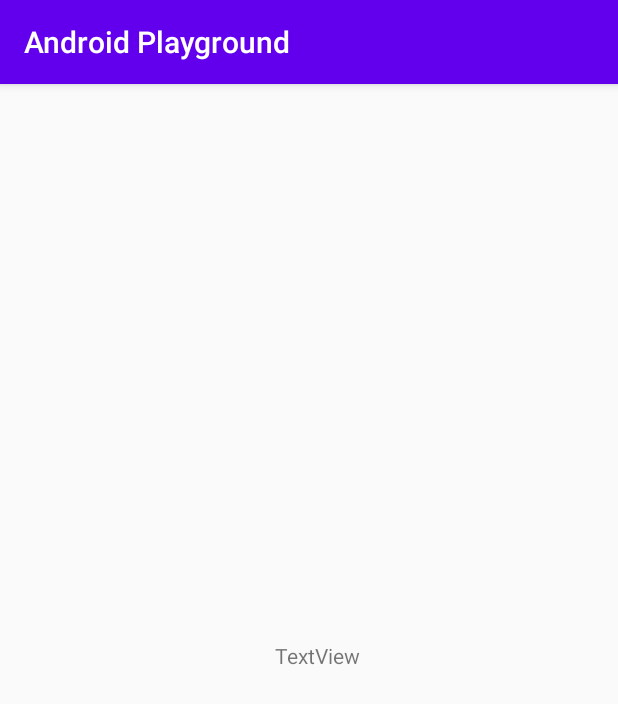
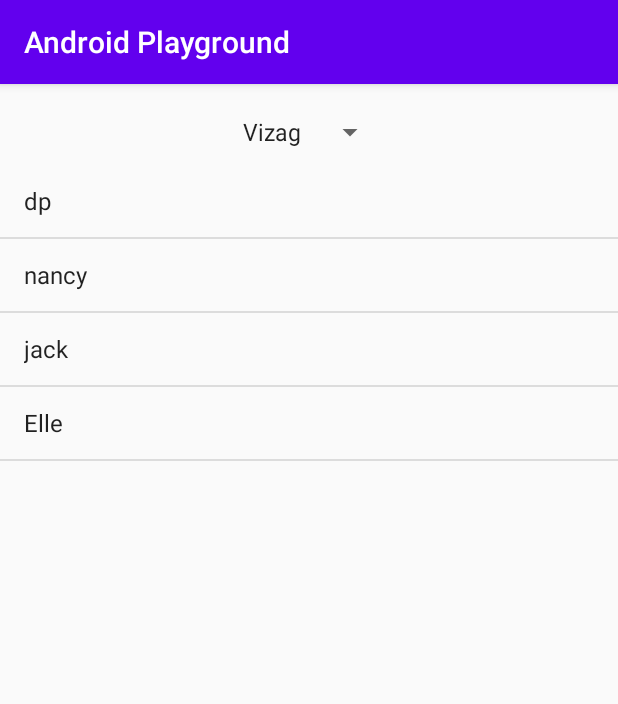
Before and after one commit to durgaprasadmamidi/AndroidPlayground, an Android app: the screen it shows after launch (MainActivity), on a phone screen of 412 x 824 dp. Shown: the top 704 px of the screen. Run offline under Robolectric (Android 15) with nearby library versions, the light colour scheme and no system bars.

Commit message:
Spinner completed

```diff
--- a/app/src/main/java/com/durgaprasad/androidplayground/MainActivity.java
+++ b/app/src/main/java/com/durgaprasad/androidplayground/MainActivity.java
@@ -3,12 +3,43 @@ package com.durgaprasad.androidplayground;
 import androidx.appcompat.app.AppCompatActivity;
 
 import android.os.Bundle;
+import android.view.View;
+import android.widget.AdapterView;
+import android.widget.ArrayAdapter;
+import android.widget.ListView;
+import android.widget.Spinner;
+import android.widget.Toast;
+
+import java.util.ArrayList;
+import java.util.Arrays;
 
 public class MainActivity extends AppCompatActivity {
+
+    private ListView listView;
+    private Spinner spinner;
 
     @Override
     protected void onCreate(Bundle savedInstanceState) {
         super.onCreate(savedInstanceState);
         setContentView(R.layout.activity_main);
+        listView = findViewById(R.id.myListView);
+        spinner = findViewById(R.id.citySpinner);
+        ArrayList<String> arrayList = new ArrayList<String>(Arrays.asList("dp","nancy","jack","Elle"));
+        ArrayAdapter arrayAdapter = new ArrayAdapter(this,android.R.layout.simple_list_item_1,arrayList);
+        listView.setAdapter(arrayAdapter);
+
+        spinner.setOnItemSelectedListener(new AdapterView.OnItemSelectedListener() {
+            @Override
+            public void onItemSelected(AdapterView<?> parent, View view, int position, long id) {
+                Toast.makeText(MainActivity.this, spinner.getSelectedItem().toString(), Toast.LENGTH_SHORT).show();
+            }
+
+            @Override
+            public void onNothingSelected(AdapterView<?> parent) {
+
+            }
+        });
     }
+
+
 }
--- a/app/src/main/res/layout/activity_main.xml
+++ b/app/src/main/res/layout/activity_main.xml
@@ -1,22 +1,24 @@
 <?xml version="1.0" encoding="utf-8"?>
-<androidx.constraintlayout.widget.ConstraintLayout xmlns:android="http://schemas.android.com/apk/res/android"
+<RelativeLayout xmlns:android="http://schemas.android.com/apk/res/android"
     xmlns:app="http://schemas.android.com/apk/res-auto"
     xmlns:tools="http://schemas.android.com/tools"
     android:layout_width="match_parent"
     android:layout_height="match_parent"
     tools:context=".MainActivity">
 
-    <TextView
-        android:id="@+id/textView"
+    <Spinner
         android:layout_width="wrap_content"
         android:layout_height="wrap_content"
-        android:layout_marginStart="183dp"
-        android:layout_marginTop="353dp"
-        android:layout_marginEnd="172dp"
-        android:layout_marginBottom="360dp"
-        android:text="TextView"
-        app:layout_constraintBottom_toBottomOf="parent"
-        app:layout_constraintEnd_toEndOf="parent"
-        app:layout_constraintStart_toStartOf="parent"
-        app:layout_constraintTop_toTopOf="parent" />
-</androidx.constraintlayout.widget.ConstraintLayout>
+        android:id="@+id/citySpinner"
+        android:layout_centerHorizontal="true"
+        android:layout_marginTop="20dp"
+        android:entries="@array/cites"/>
+    <ListView
+        android:layout_width="match_parent"
+        android:layout_height="match_parent"
+        android:id="@+id/myListView"
+        android:layout_below="@+id/citySpinner"
+        android:layout_marginTop="10dp"/>
+
+
+</RelativeLayout>
--- a/app/src/main/res/values/strings.xml
+++ b/app/src/main/res/values/strings.xml
@@ -1,3 +1,8 @@
 <resources>
     <string name="app_name">Android Playground</string>
+    <string-array name="cites">
+        <item>Vizag</item>
+        <item>HYD</item>
+        <item>BAN</item>
+    </string-array>
 </resources>
```
